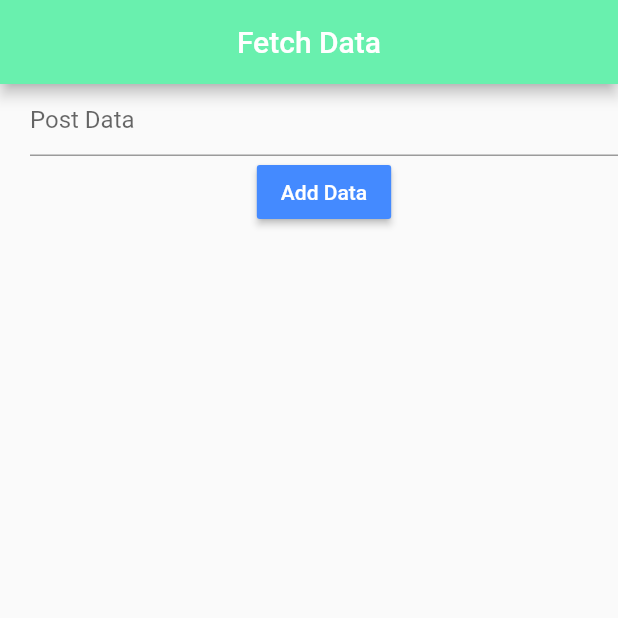
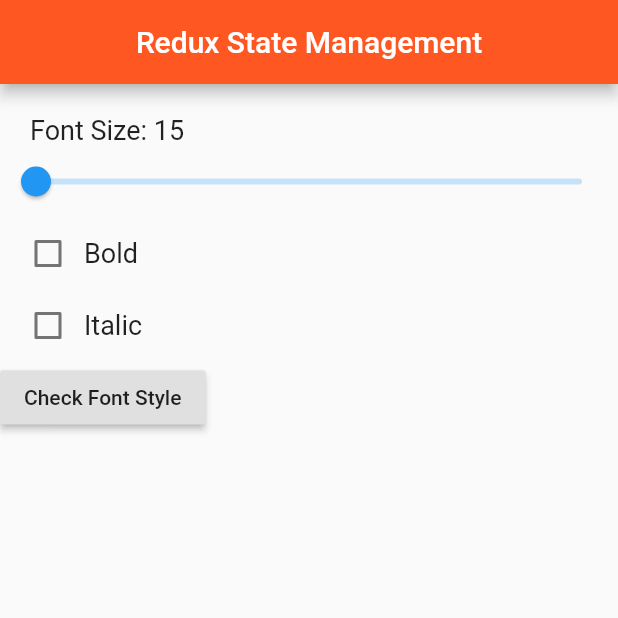
Before and after one commit to iAm-denny/Flutter-Basic-Project, a Flutter app: the screen it shows after launch, on a phone screen of 412 x 824 dp, the top half of it. Run offline on Flutter 3.47's test engine with Material 2 defaults, Android fonts, the phone set to English and light mode, and no system bars; our stand-ins replace flutter_lorem, flutter_redux, redux.

Commit message:
redux state management

```diff
--- /dev/null
+++ b/lib/model/app_state.dart
@@ -0,0 +1,17 @@
+import 'package:flutter/material.dart';
+
+class AppState {
+  double? sliderFontSize;
+  bool? bold;
+  bool? italic;
+
+  AppState({this.sliderFontSize, this.bold, this.italic});
+
+  AppState.fromAppState(AppState another) {
+    sliderFontSize = another.sliderFontSize;
+    bold = another.bold;
+    italic = another.italic;
+  }
+
+  double get viewFontSize => sliderFontSize! * 30;
+}
--- /dev/null
+++ b/lib/project/ReduxstateManagement.dart
@@ -0,0 +1,131 @@
+import 'package:flutter/material.dart';
+import 'package:flutter_lorem/flutter_lorem.dart';
+
+//reudx
+import 'package:flutter_redux/flutter_redux.dart';
+import 'package:flutodo/model/app_state.dart';
+import '../redux/action.dart';
+import '../redux/reducers.dart';
+
+class ReduxStateScreen extends StatelessWidget {
+  TextStyle getStyle([bool isBold = false, bool isItalic = false]) {
+    return TextStyle(
+      fontSize: 18,
+      fontWeight: isBold ? FontWeight.bold : FontWeight.normal,
+      fontStyle: isItalic ? FontStyle.italic : FontStyle.normal,
+    );
+  }
+
+  @override
+  Widget build(BuildContext context) {
+    return Scaffold(
+      appBar: AppBar(
+        title: Text("Redux State Management"),
+        backgroundColor: Colors.deepOrange,
+        centerTitle: true,
+      ),
+      body: StoreConnector<AppState, AppState>(
+        converter: (store) => store.state,
+        builder: (context, state) {
+          return Column(
+            crossAxisAlignment: CrossAxisAlignment.start,
+            children: <Widget>[
+              Padding(
+                padding: EdgeInsets.only(left: 20, top: 20),
+                child: Text(
+                  'Font Size: ${state.viewFontSize.toInt()}',
+                  style: TextStyle(fontSize: 18),
+                ),
+              ),
+              Slider(
+                  min: 0.5,
+                  value: state.sliderFontSize ?? 10,
+                  onChanged: (newValue) {
+                    // dipatch action
+                    StoreProvider.of<AppState>(context)
+                        .dispatch(FontSize(newValue));
+                  }),
+              Container(
+                margin: EdgeInsets.symmetric(horizontal: 8),
+                child: Row(
+                  children: <Widget>[
+                    Checkbox(
+                      value: state.bold ?? false,
+                      onChanged: (newVal) {
+                        StoreProvider.of<AppState>(context)
+                            .dispatch(Bold(newVal ?? false));
+                      },
+                    ),
+                    Text(
+                      'Bold',
+                      style: getStyle(state.bold ?? false, false),
+                    ),
+                  ],
+                ),
+              ),
+              Container(
+                margin: EdgeInsets.symmetric(horizontal: 8),
+                child: Row(
+                  children: <Widget>[
+                    Checkbox(
+                        value: state.italic ?? false,
+                        onChanged: (newVal) {
+                          StoreProvider.of<AppState>(context)
+                              .dispatch(Italic(newVal ?? false));
+                        }),
+                    Text(
+                      'Italic',
+                      style: getStyle(false, state.italic ?? false),
+                    ),
+                  ],
+                ),
+              ),
+              RaisedButton(
+                onPressed: () {
+                  Navigator.pushNamed(context, '/about');
+                },
+                child: Text('Check Font Style'),
+              )
+            ],
+          );
+        },
+      ),
+    );
+  }
+}
+
+class About extends StatelessWidget {
+  String text = lorem(paragraphs: 3, words: 50);
+
+  @override
+  Widget build(BuildContext context) {
+    return Scaffold(
+      appBar: AppBar(
+        title: Text('About'),
+        backgroundColor: Colors.teal,
+      ),
+      body: StoreConnector<AppState, AppState>(
+        converter: (store) => store.state,
+        builder: (context, state) {
+          return Container(
+            margin: EdgeInsets.all(10.0),
+            child: RichText(
+              text: TextSpan(
+                text: text,
+                style: TextStyle(
+                    fontSize: state.viewFontSize,
+                    color: Colors.lightBlue,
+                    fontWeight: state.bold == true
+                        ? FontWeight.bold
+                        : FontWeight.normal,
+                    fontStyle: state.italic == true
+                        ? FontStyle.italic
+                        : FontStyle.normal),
+              ),
+            ),
+          );
+        },
+      ),
+    );
+  }
+}
--- /dev/null
+++ b/lib/redux/action.dart
@@ -0,0 +1,15 @@
+class FontSize {
+  final double payload;
+  FontSize(this.payload);
+}
+
+class Bold {
+  final bool payload;
+
+  Bold(this.payload);
+}
+
+class Italic {
+  final bool payload;
+  Italic(this.payload);
+}
--- /dev/null
+++ b/lib/redux/reducers.dart
@@ -0,0 +1,15 @@
+import 'package:flutodo/model/app_state.dart';
+import 'action.dart';
+
+AppState reducer(AppState prevState, dynamic action) {
+  AppState newState = AppState.fromAppState(prevState);
+  print('action $action');
+  if (action is FontSize) {
+    newState.sliderFontSize = action.payload;
+  } else if (action is Bold) {
+    newState.bold = action.payload;
+  } else if (action is Italic) {
+    newState.italic = action.payload;
+  }
+  return newState;
+}
--- a/pubspec.yaml
+++ b/pubspec.yaml
@@ -24,7 +24,9 @@
   flutter:
     sdk: flutter
   http: ^0.13.3
-
+  flutter_redux: ^0.8.2
+  redux: ^5.0.0
+  flutter_lorem: ^2.0.0
   # The following adds the Cupertino Icons font to your application.
   # Use with the CupertinoIcons class for iOS style icons.
   cupertino_icons: ^1.0.2
```
Also changed, not shown: lib/main.dart (+24 -5 lines), pubspec.lock.
